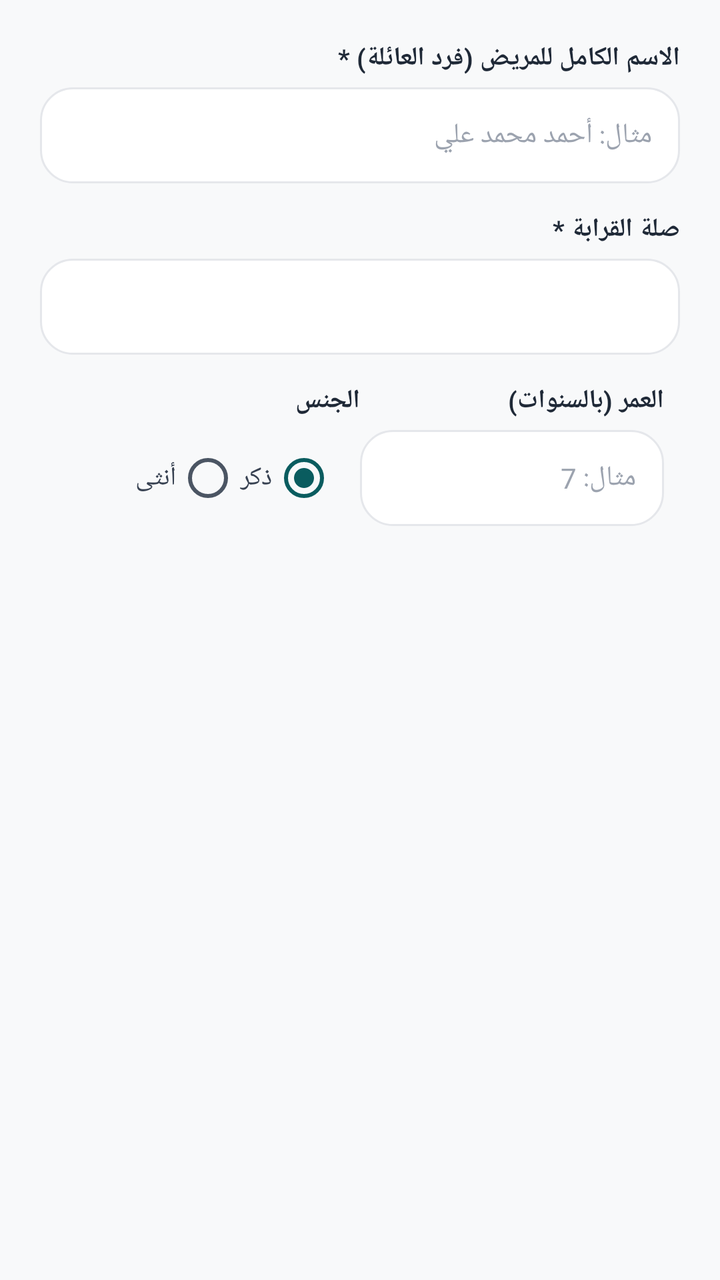
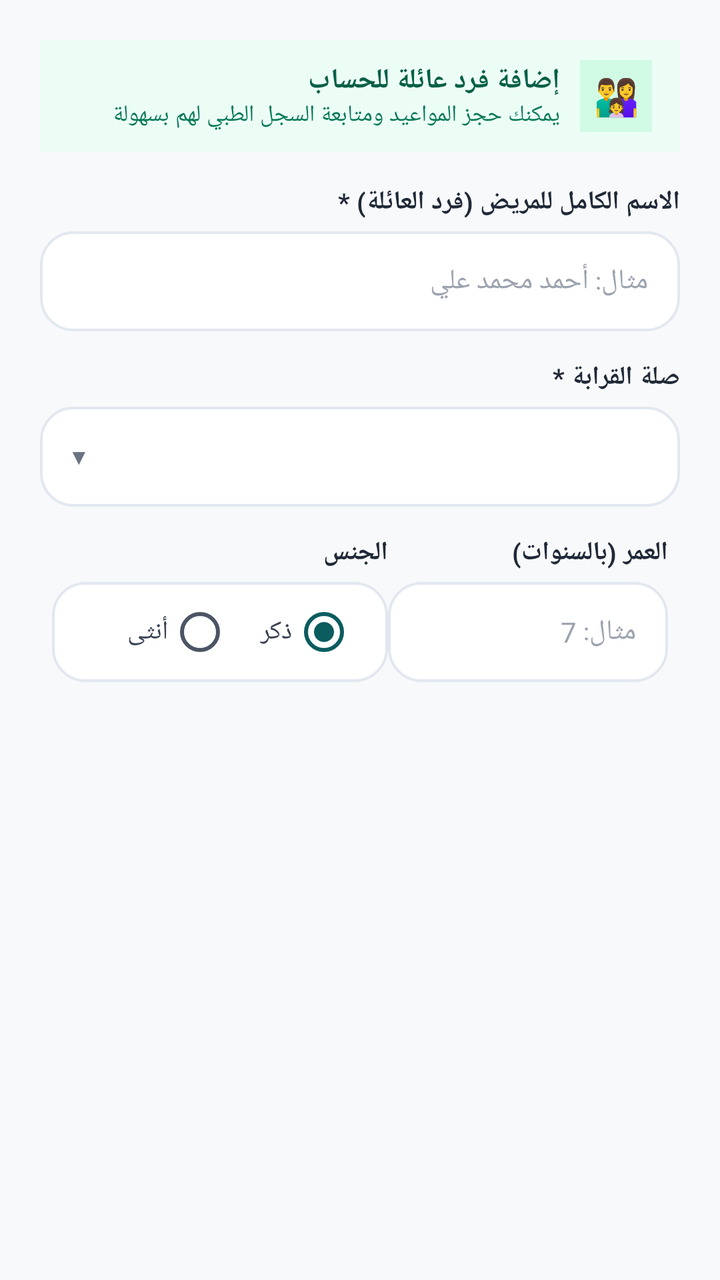

Screens rendered from an Android XML layout before and after an edit, with the pre-edit source and the edit as a unified diff.
<!-- AndroidManifest.xml: application theme Theme.MedicalClinic -->
<!-- res/layout/dialog_add_family_member.xml -->
<?xml version="1.0" encoding="utf-8"?>
<LinearLayout xmlns:android="http://schemas.android.com/apk/res/android"
    android:layout_width="match_parent"
    android:layout_height="wrap_content"
    android:orientation="vertical"
    android:padding="20dp"
    android:layoutDirection="rtl">

    <TextView
        android:layout_width="match_parent"
        android:layout_height="wrap_content"
        android:text="الاسم الكامل للمريض (فرد العائلة) *"
        android:textColor="#1F2937"
        android:textSize="13sp"
        android:textStyle="bold"
        android:layout_marginBottom="6dp" />

    <EditText
        android:id="@+id/etFamilyName"
        android:layout_width="match_parent"
        android:layout_height="48dp"
        android:background="@drawable/bg_input_field"
        android:hint="مثال: أحمد محمد علي"
        android:textColor="#111827"
        android:textColorHint="#9CA3AF"
        android:textSize="14sp"
        android:paddingHorizontal="14dp"
        android:inputType="textPersonName"
        android:layout_marginBottom="14dp" />

    <TextView
        android:layout_width="match_parent"
        android:layout_height="wrap_content"
        android:text="صلة القرابة *"
        android:textColor="#1F2937"
        android:textSize="13sp"
        android:textStyle="bold"
        android:layout_marginBottom="6dp" />

    <Spinner
        android:id="@+id/spFamilyRelation"
        android:layout_width="match_parent"
        android:layout_height="48dp"
        android:background="@drawable/bg_input_field"
        android:paddingHorizontal="10dp"
        android:layout_marginBottom="14dp" />

    <LinearLayout
        android:layout_width="match_parent"
        android:layout_height="wrap_content"
        android:orientation="horizontal"
        android:baselineAligned="false">

        <LinearLayout
            android:layout_width="0dp"
            android:layout_height="wrap_content"
            android:layout_weight="1"
            android:orientation="vertical"
            android:layout_marginStart="8dp">

            <TextView
                android:layout_width="match_parent"
                android:layout_height="wrap_content"
                android:text="العمر (بالسنوات)"
                android:textColor="#1F2937"
                android:textSize="13sp"
                android:textStyle="bold"
                android:layout_marginBottom="6dp" />

            <EditText
                android:id="@+id/etFamilyAge"
                android:layout_width="match_parent"
                android:layout_height="48dp"
                android:background="@drawable/bg_input_field"
                android:hint="مثال: 7"
                android:textColor="#111827"
                android:textColorHint="#9CA3AF"
                android:textSize="14sp"
                android:paddingHorizontal="14dp"
                android:inputType="number" />
        </LinearLayout>

        <LinearLayout
            android:layout_width="0dp"
            android:layout_height="wrap_content"
            android:layout_weight="1"
            android:orientation="vertical"
            android:layout_marginEnd="8dp">

            <TextView
                android:layout_width="match_parent"
                android:layout_height="wrap_content"
                android:text="الجنس"
                android:textColor="#1F2937"
                android:textSize="13sp"
                android:textStyle="bold"
                android:layout_marginBottom="6dp" />

            <RadioGroup
                android:id="@+id/rgFamilyGender"
                android:layout_width="match_parent"
                android:layout_height="48dp"
                android:orientation="horizontal"
                android:gravity="center_vertical">

                <RadioButton
                    android:id="@+id/rbGenderMale"
                    android:layout_width="wrap_content"
                    android:layout_height="wrap_content"
                    android:text="ذكر"
                    android:textSize="13sp"
                    android:textColor="#374151"
                    android:checked="true"
                    android:layout_marginStart="12dp" />

                <RadioButton
                    android:id="@+id/rbGenderFemale"
                    android:layout_width="wrap_content"
                    android:layout_height="wrap_content"
                    android:text="أنثى"
                    android:textSize="13sp"
                    android:textColor="#374151" />
            </RadioGroup>
        </LinearLayout>
    </LinearLayout>
</LinearLayout>
<!-- resources referenced by this layout -->
<resources>
  <!-- drawable bg_input_field (drawable) -->
  <?xml version="1.0" encoding="utf-8"?>
  <shape xmlns:android="http://schemas.android.com/apk/res/android"
      android:shape="rectangle">
      <solid android:color="@color/surface_dark_elevated" />
      <corners android:radius="16dp" />
      <stroke
          android:width="1dp"
          android:color="@color/border_field" />
  </shape>
  <style name="Theme.MedicalClinic" parent="Theme.Material3.Light.NoActionBar">
          
          <item name="colorPrimary">@color/brand_primary</item>
          <item name="colorOnPrimary">#FFFFFF</item>
          <item name="colorPrimaryContainer">@color/brand_primary_soft</item>
          <item name="colorOnPrimaryContainer">@color/brand_primary_dark</item>
  
          
          <item name="colorSecondary">@color/brand_secondary</item>
          <item name="colorOnSecondary">#FFFFFF</item>
          <item name="colorSecondaryContainer">@color/brand_secondary_soft</item>
          <item name="colorOnSecondaryContainer">@color/brand_secondary_dark</item>
  
          
          <item name="colorError">@color/brand_danger</item>
          <item name="colorOnError">#FFFFFF</item>
  
          
          <item name="android:colorBackground">@color/surface_dark</item>
          <item name="colorOnBackground">@color/on_surface_dark</item>
          <item name="colorSurface">@color/surface_dark_elevated</item>
          <item name="colorOnSurface">@color/on_surface_dark</item>
          <item name="colorSurfaceVariant">@color/surface_deep</item>
          <item name="colorOnSurfaceVariant">@color/on_surface_dark_secondary</item>
          <item name="colorOutline">@color/divider</item>
  
          
          <item name="android:statusBarColor">@color/surface_dark</item>
          <item name="android:navigationBarColor">@color/surface_dark</item>
          <item name="android:windowLightStatusBar">true</item>
          <item name="android:windowLightNavigationBar">true</item>
  
          <item name="android:fontFamily">sans-serif</item>
              <item name="android:windowAnimationStyle">@style/Animation.MedicalClinic.Activity</item>
      </style>
  <color name="surface_dark_elevated">#FFFFFF</color>
  <color name="border_field">#E5E7EB</color>
  <color name="brand_primary">#0A5C5F</color>
  <color name="brand_primary_soft">#E6F4F1</color>
  <color name="brand_primary_dark">#084749</color>
  <color name="brand_secondary">#10B981</color>
  <color name="brand_secondary_soft">#ECFDF5</color>
  <color name="brand_secondary_dark">#059669</color>
  <color name="brand_danger">#EF4444</color>
  <color name="surface_dark">#F8F9FA</color>
  <color name="on_surface_dark">#0A1929</color>
  <color name="surface_deep">#F1F5F9</color>
  <color name="on_surface_dark_secondary">#4B5563</color>
  <color name="divider">#E5E7EB</color>
  <style name="Animation.MedicalClinic.Activity" parent="@android:style/Animation.Activity">
          <item name="android:activityOpenEnterAnimation">@anim/activity_enter</item>
          <item name="android:activityOpenExitAnimation">@anim/activity_exit</item>
          <item name="android:activityCloseEnterAnimation">@anim/activity_pop_enter</item>
          <item name="android:activityCloseExitAnimation">@anim/activity_pop_exit</item>
      </style>
</resources>

<!-- the commit's change to res/layout/dialog_add_family_member.xml (unified diff, before → after) -->
@@ -1,11 +1,56 @@
 <?xml version="1.0" encoding="utf-8"?>
 <LinearLayout xmlns:android="http://schemas.android.com/apk/res/android"
+    xmlns:app="http://schemas.android.com/apk/res-auto"
     android:layout_width="match_parent"
     android:layout_height="wrap_content"
     android:orientation="vertical"
     android:padding="20dp"
     android:layoutDirection="rtl">
 
+    
+    <LinearLayout
+        android:layout_width="match_parent"
+        android:layout_height="wrap_content"
+        android:orientation="horizontal"
+        android:gravity="center_vertical"
+        android:background="#ECFDF5"
+        android:paddingHorizontal="14dp"
+        android:paddingVertical="10dp"
+        android:layout_marginBottom="16dp">
+
+        <TextView
+            android:layout_width="36dp"
+            android:layout_height="36dp"
+            android:background="#D1FAE5"
+            android:gravity="center"
+            android:text="👨‍👩‍👧"
+            android:textSize="18sp"
+            android:layout_marginEnd="10dp" />
+
+        <LinearLayout
+            android:layout_width="0dp"
+            android:layout_height="wrap_content"
+            android:layout_weight="1"
+            android:orientation="vertical">
+
+            <TextView
+                android:layout_width="wrap_content"
+                android:layout_height="wrap_content"
+                android:text="إضافة فرد عائلة للحساب"
+                android:textColor="#065F46"
+                android:textSize="14sp"
+                android:textStyle="bold" />
+
+            <TextView
+                android:layout_width="wrap_content"
+                android:layout_height="wrap_content"
+                android:text="يمكنك حجز المواعيد ومتابعة السجل الطبي لهم بسهولة"
+                android:textColor="#047857"
+                android:textSize="11.5sp" />
+        </LinearLayout>
+    </LinearLayout>
+
+    
     <TextView
         android:layout_width="match_parent"
         android:layout_height="wrap_content"
@@ -18,16 +63,17 @@
     <EditText
         android:id="@+id/etFamilyName"
         android:layout_width="match_parent"
-        android:layout_height="48dp"
-        android:background="@drawable/bg_input_field"
+        android:layout_height="50dp"
+        android:background="@drawable/bg_input_field_luxury"
         android:hint="مثال: أحمد محمد علي"
         android:textColor="#111827"
         android:textColorHint="#9CA3AF"
         android:textSize="14sp"
-        android:paddingHorizontal="14dp"
+        android:paddingHorizontal="16dp"
         android:inputType="textPersonName"
         android:layout_marginBottom="14dp" />
 
+    
     <TextView
         android:layout_width="match_parent"
         android:layout_height="wrap_content"
@@ -37,14 +83,30 @@
         android:textStyle="bold"
         android:layout_marginBottom="6dp" />
 
-    <Spinner
-        android:id="@+id/spFamilyRelation"
+    <FrameLayout
         android:layout_width="match_parent"
-        android:layout_height="48dp"
-        android:background="@drawable/bg_input_field"
-        android:paddingHorizontal="10dp"
-        android:layout_marginBottom="14dp" />
+        android:layout_height="50dp"
+        android:background="@drawable/bg_input_field_luxury"
+        android:layout_marginBottom="14dp">
 
+        <Spinner
+            android:id="@+id/spFamilyRelation"
+            android:layout_width="match_parent"
+            android:layout_height="match_parent"
+            android:paddingHorizontal="14dp"
+            android:background="@android:color/transparent" />
+
+        <TextView
+            android:layout_width="wrap_content"
+            android:layout_height="wrap_content"
+            android:layout_gravity="end|center_vertical"
+            android:layout_marginEnd="14dp"
+            android:text="▼"
+            android:textColor="#6B7280"
+            android:textSize="11sp" />
+    </FrameLayout>
+
+    
     <LinearLayout
         android:layout_width="match_parent"
         android:layout_height="wrap_content"
@@ -56,7 +118,7 @@
             android:layout_height="wrap_content"
             android:layout_weight="1"
             android:orientation="vertical"
-            android:layout_marginStart="8dp">
+            android:layout_marginStart="6dp">
 
             <TextView
                 android:layout_width="match_parent"
@@ -70,22 +132,22 @@
             <EditText
                 android:id="@+id/etFamilyAge"
                 android:layout_width="match_parent"
-                android:layout_height="48dp"
-                android:background="@drawable/bg_input_field"
+                android:layout_height="50dp"
+                android:background="@drawable/bg_input_field_luxury"
                 android:hint="مثال: 7"
                 android:textColor="#111827"
                 android:textColorHint="#9CA3AF"
                 android:textSize="14sp"
-                android:paddingHorizontal="14dp"
+                android:paddingHorizontal="16dp"
                 android:inputType="number" />
         </LinearLayout>
 
         <LinearLayout
             android:layout_width="0dp"
             android:layout_height="wrap_content"
-            android:layout_weight="1"
+            android:layout_weight="1.2"
             android:orientation="vertical"
-            android:layout_marginEnd="8dp">
+            android:layout_marginEnd="6dp">
 
             <TextView
                 android:layout_width="match_parent"
@@ -99,9 +161,11 @@
             <RadioGroup
                 android:id="@+id/rgFamilyGender"
                 android:layout_width="match_parent"
-                android:layout_height="48dp"
+                android:layout_height="50dp"
+                android:background="@drawable/bg_input_field_luxury"
                 android:orientation="horizontal"
-                android:gravity="center_vertical">
+                android:gravity="center_vertical"
+                android:paddingHorizontal="8dp">
 
                 <RadioButton
                     android:id="@+id/rbGenderMale"
@@ -111,7 +175,7 @@
                     android:textSize="13sp"
                     android:textColor="#374151"
                     android:checked="true"
-                    android:layout_marginStart="12dp" />
+                    android:layout_marginStart="8dp" />
 
                 <RadioButton
                     android:id="@+id/rbGenderFemale"
@@ -119,7 +183,8 @@
                     android:layout_height="wrap_content"
                     android:text="أنثى"
                     android:textSize="13sp"
-                    android:textColor="#374151" />
+                    android:textColor="#374151"
+                    android:layout_marginStart="14dp" />
             </RadioGroup>
         </LinearLayout>
     </LinearLayout>
<!-- resource entries referenced after the edit -->
@@ -1,14 +1,14 @@
 <!-- resources referenced by this layout -->
 <resources>
-  <!-- drawable bg_input_field (drawable) -->
+  <!-- drawable bg_input_field_luxury (drawable) -->
   <?xml version="1.0" encoding="utf-8"?>
   <shape xmlns:android="http://schemas.android.com/apk/res/android"
       android:shape="rectangle">
-      <solid android:color="@color/surface_dark_elevated" />
       <corners android:radius="16dp" />
+      <solid android:color="#FFFFFF" />
       <stroke
-          android:width="1dp"
-          android:color="@color/border_field" />
+          android:width="1.2dp"
+          android:color="#E2E8F0" />
   </shape>
   <style name="Theme.MedicalClinic" parent="Theme.Material3.Light.NoActionBar">
           
@@ -46,7 +46,6 @@
               <item name="android:windowAnimationStyle">@style/Animation.MedicalClinic.Activity</item>
       </style>
   <color name="surface_dark_elevated">#FFFFFF</color>
-  <color name="border_field">#E5E7EB</color>
   <color name="brand_primary">#0A5C5F</color>
   <color name="brand_primary_soft">#E6F4F1</color>
   <color name="brand_primary_dark">#084749</color>
